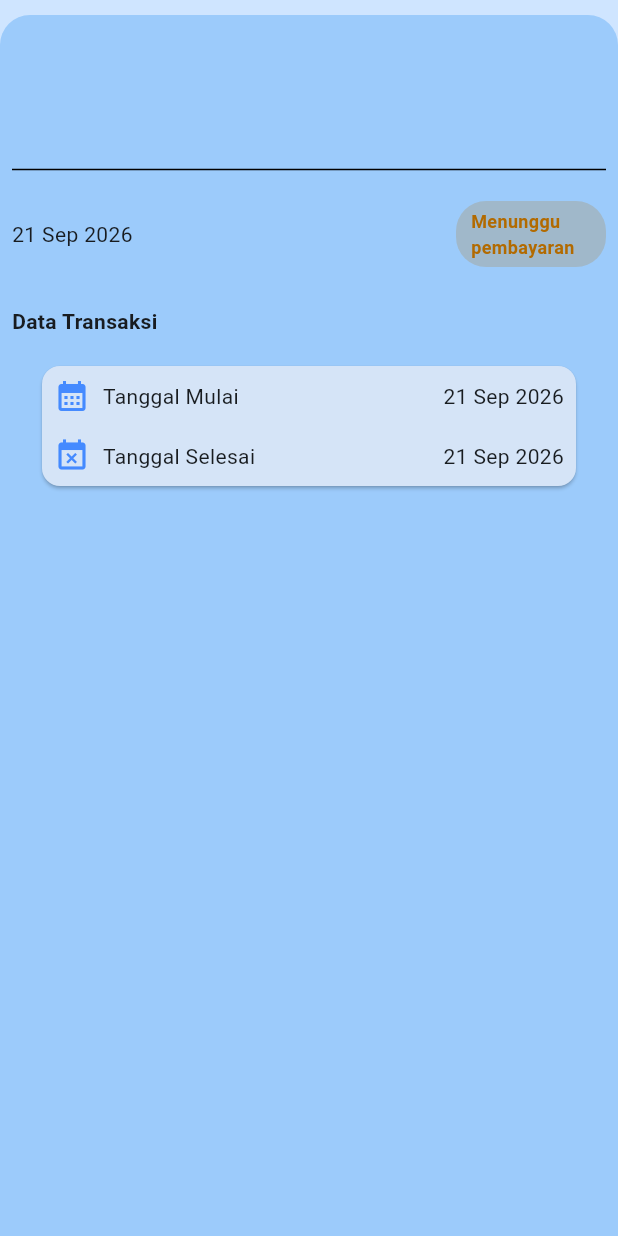
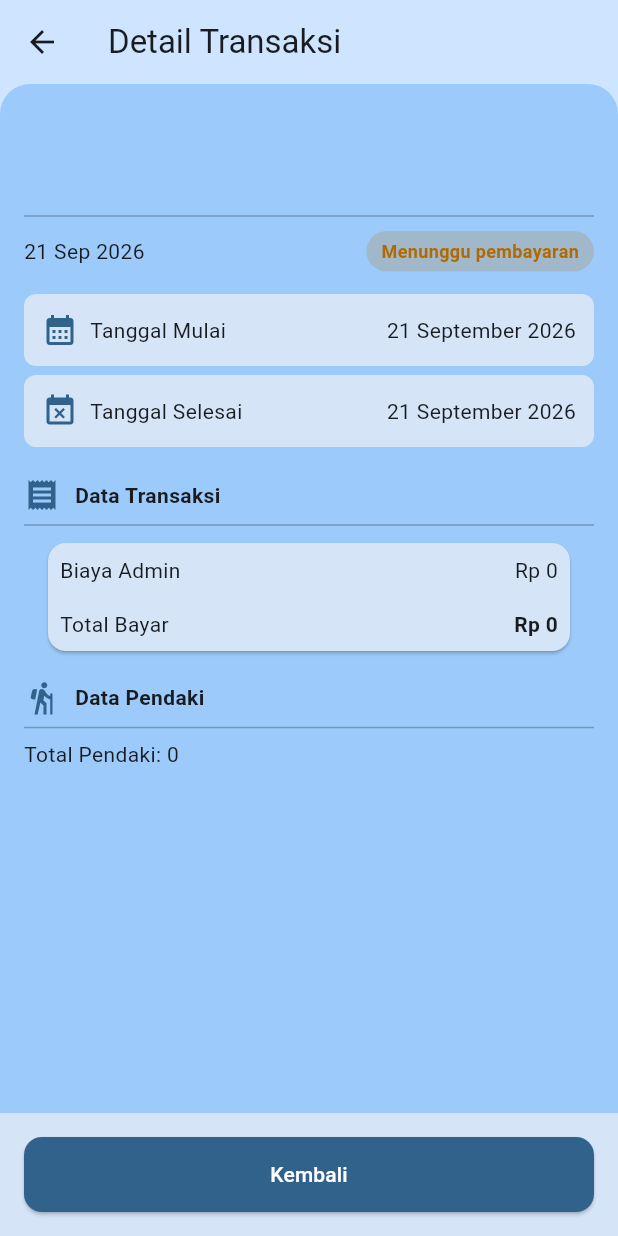
Before and after one commit to Codecooo/tenir, a Flutter app: the TransactionDetailScreen screen opened directly with empty values, on a phone screen of 412 x 824 dp. Run offline on Flutter 3.47's test engine with Material 3 defaults, Android fonts, the phone set to English and light mode, and no system bars.

Commit message:
tambah screen detail transaksi

```diff
--- a/lib/ui/transaction/transaction_detail_screen.dart
+++ b/lib/ui/transaction/transaction_detail_screen.dart
@@ -1,5 +1,6 @@
 import 'package:flutter/material.dart';
 import 'package:intl/intl.dart';
+import 'package:tenir/models/hiker.dart';
 import 'package:tenir/models/transaction_item.dart';
 import 'package:tenir/utils/format.dart';
 
@@ -18,46 +19,41 @@ class TransactionDetailScreen extends StatelessWidget {
 
     return Scaffold(
       backgroundColor: theme.colorScheme.primaryFixed,
-      body: Padding(
-        padding: const EdgeInsets.only(top: 10),
-        child: Container(
+      appBar: AppBar(
+        title: const Text("Detail Transaksi"),
+        backgroundColor: Colors.transparent,
+        elevation: 0,
+      ),
+      body: Container(
         decoration: BoxDecoration(
-            borderRadius: BorderRadius.only(
+          borderRadius: const BorderRadius.only(
             topLeft: Radius.circular(20),
             topRight: Radius.circular(20),
           ),
           color: theme.colorScheme.primaryFixedDim,
         ),
         child: ListView(
+          padding: const EdgeInsets.all(16.0),
           children: [
-              Padding(
-                padding: const EdgeInsets.all(8.0),
-                child: Text(
+            Text(
               transactionItem.trip.name,
-                  style: TextStyle(fontSize: 24),
+              style: const TextStyle(fontSize: 24, fontWeight: FontWeight.bold),
             ),
+            const SizedBox(height: 4),
+            Text(
+              transactionItem.mountain.name,
+              style: theme.textTheme.bodyLarge,
             ),
-              Padding(
-                padding: const EdgeInsets.all(8.0),
-                child: Text(transactionItem.mountain.name, style: theme.textTheme.bodyLarge,),
-              ),
-              Padding(
-                padding: const EdgeInsets.all(8.0),
-                child: const Divider(height: 10, color: Colors.black),
-              ),
+            const Divider(height: 20, color: Colors.black26),
 
-              Padding(
-                padding: const EdgeInsets.all(8.0),
-                child: Row(
+            Row(
               mainAxisAlignment: MainAxisAlignment.spaceBetween,
               children: [
                 Text(
                   DateFormat('dd MMM yyyy')
                       .format(transactionItem.transaction.createdAt),
                 ),
-                    SizedBox(
-                    width: 100,
-                    child: Container(
+                Container(
                   padding: const EdgeInsets.symmetric(
                     horizontal: 10,
                     vertical: 5,
@@ -66,7 +62,6 @@ class TransactionDetailScreen extends StatelessWidget {
                     color: status.color.withAlpha(50),
                     borderRadius: BorderRadius.circular(20),
                   ),
-                      child: Center(
                   child: Text(
                     status.label,
                     style: TextStyle(
@@ -76,25 +71,188 @@ class TransactionDetailScreen extends StatelessWidget {
                     ),
                   ),
                 ),
+              ],
             ),
+
+            const SizedBox(height: 15),
+
+            // Start & End dates
+            Column(
+              children: [
+                _buildDateTile(
+                  theme: theme,
+                  icon: Icons.calendar_month,
+                  label: "Tanggal Mulai",
+                  date: transactionItem.trip.startDate,
+                ),
+                const SizedBox(height: 6),
+                _buildDateTile(
+                  theme: theme,
+                  icon: Icons.event_busy,
+                  label: "Tanggal Selesai",
+                  date: transactionItem.trip.endDate,
                 ),
               ],
             ),
+
+            const SizedBox(height: 20),
+
+            // Data Transaksi
+            Column(
+              children: [
+                Row(
+                  children: [
+                    Icon(Icons.receipt, color: theme.colorScheme.primary),
+                    const SizedBox(width: 10),
+                    const Text(
+                      "Data Transaksi",
+                      style: TextStyle(fontWeight: FontWeight.bold),
                     ),
-              const SizedBox(height: 10),
-
-              Padding(
-                padding: const EdgeInsets.all(8.0),
-                child: Column(
-                  crossAxisAlignment: CrossAxisAlignment.start,
-                  children: [
-                    Text("Data Transaksi", style: TextStyle(fontWeight: FontWeight.bold),),
-                    _TransactionDetailCard(theme: theme, transactionItem: transactionItem)
                   ],
                 ),
+
+                const Divider(color: Colors.black26),
+                _TransactionDetailCard(
+                  theme: theme,
+                  transactionItem: transactionItem,
+                ),
+              ],
+            ),
+            SizedBox(height: 15,),
+
+            // Detail pendaki
+            Column(
+              children: [
+                Row(
+                  children: [
+                    Icon(Icons.hiking, color: theme.colorScheme.primary),
+                    const SizedBox(width: 10),
+                    const Text(
+                      "Data Pendaki",
+                      style: TextStyle(fontWeight: FontWeight.bold),
+                    ),
+                  ],
+                ),
+
+                const Divider(color: Colors.black26),
+                Row(
+                  children: [
+                    Text("Total Pendaki: "),
+                    Text(transactionItem.transaction.tickets.length.toString())
+                  ],
+                ),
+                SizedBox(height: 8,),
+
+                ...transactionItem.transaction.tickets.map((ticket) =>
+                  _HikerDetailCard(theme: theme, hiker: ticket.hiker,)
+                )
+              ],
             )
           ],
         ),
+      ),
+
+      // Bottom button
+      bottomNavigationBar: SafeArea(
+        child: Container(
+          padding: const EdgeInsets.all(16.0),
+          color: theme.colorScheme.secondaryContainer,
+          child: ElevatedButton(
+            style: ElevatedButton.styleFrom(
+              backgroundColor: theme.colorScheme.primary,
+              foregroundColor: theme.colorScheme.onPrimary,
+              minimumSize: const Size.fromHeight(50),
+              shape: RoundedRectangleBorder(
+                borderRadius: BorderRadius.circular(12),
+              ),
+            ),
+            onPressed: () => Navigator.pop(context),
+            child: const Text("Kembali"),
+          ),
+        ),
+      ),
+    );
+  }
+
+  Widget _buildDateTile({
+    required ThemeData theme,
+    required IconData icon,
+    required String label,
+    required DateTime date,
+  }) {
+    return Container(
+      decoration: BoxDecoration(
+        color: theme.colorScheme.secondaryContainer,
+        borderRadius: BorderRadius.circular(8),
+      ),
+      padding: const EdgeInsets.all(12.0),
+      child: Row(
+        mainAxisAlignment: MainAxisAlignment.spaceBetween,
+        children: [
+          Row(
+            children: [
+              Icon(icon, color: theme.colorScheme.primary),
+              const SizedBox(width: 8),
+              Text(label),
+            ],
+          ),
+          Text(DateFormat("dd MMMM yyyy").format(date)),
+        ],
+      ),
+    );
+  }
+}
+
+class _HikerDetailCard extends StatelessWidget {
+  const new({
+    required this.theme,
+    required this.hiker,
+  });
+
+  final ThemeData theme;
+  final Hiker hiker;
+
+  @override
+  Widget build(BuildContext context) {
+    return Card(
+      color: theme.colorScheme.secondaryContainer,
+      margin: const EdgeInsets.symmetric(horizontal: 16, vertical: 4),
+      child: Padding(
+        padding: const EdgeInsets.all(8.0),
+        child: Column(
+          children: [
+            Text("${hiker.firstName} ${hiker.lastName}", style: TextStyle(fontSize: 14),),
+
+            // Nomor hp
+            SizedBox(height: 8,),
+            Row(
+              mainAxisAlignment: MainAxisAlignment.spaceBetween,
+              children: [
+                Text("Nomor HP"),
+                Text(hiker.phoneNumber),
+              ],
+            ),
+
+            // Catatan medis
+            SizedBox(height: 8,),
+            Row(
+              mainAxisAlignment: MainAxisAlignment.spaceBetween,
+              children: [
+                Text("Catatan Medis"),
+                Text(hiker.medicalNotes ?? "Tidak ada"),
+              ],
+            ),
+
+            // Kontak Darurat
+            SizedBox(height: 8,),
+            Row(
+              mainAxisAlignment: MainAxisAlignment.spaceBetween,
+              children: [
+                Text("Nomor Darurat"),
+                Text(hiker.emergencyContactPhone),
+              ],
+            ),
+          ],
         ),
       ),
     );
@@ -115,42 +273,50 @@ class _TransactionDetailCard extends StatelessWidget {
     return Card(
       color: theme.colorScheme.secondaryContainer,
       clipBehavior: Clip.antiAlias,
-      margin: const EdgeInsets.all(20),
+      margin: const EdgeInsets.symmetric(horizontal: 16, vertical: 4),
 
       child: Column(
         children: [
-          // Start date
+          // Ticket
+          ...transactionItem.transaction.tickets.map(
+            (ticket) => Padding(
+              padding: const EdgeInsets.all(8.0),
+              child: Row(
+                mainAxisAlignment: MainAxisAlignment.spaceBetween,
+                children: [
+                  Text("Tiket ${ticket.hiker.firstName}"),
+                  const SizedBox(width: 10),
+                  Text(rupiah(ticket.pricePaid)),
+                ],
+              ),
+            ),
+          ),
+
+          // Admin
           Padding(
             padding: const EdgeInsets.all(8.0),
             child: Row(
               mainAxisAlignment: MainAxisAlignment.spaceBetween,
               children: [
-                Row(
-                  spacing: 8.5,
-                  children: [
-                    Icon(Icons.calendar_month, color: Colors.blueAccent,),
-                    Text("Tanggal Mulai"),
-                  ],
-                ),
-                Text(DateFormat("dd MMM yyyy").format(transactionItem.trip.startDate))
+                Text("Biaya Admin"),
+                SizedBox(width: 10),
+                Text("Rp 0"),
               ],
             ),
           ),
 
-          // End date
+          // Total Bayar
           Padding(
             padding: const EdgeInsets.all(8.0),
             child: Row(
               mainAxisAlignment: MainAxisAlignment.spaceBetween,
               children: [
-                Row(
-                  spacing: 8.5,
-                  children: [
-                    Icon(Icons.event_busy, color: Colors.blueAccent,),
-                    Text("Tanggal Selesai"),
-                  ],
+                Text("Total Bayar"),
+                SizedBox(width: 10),
+                Text(
+                  rupiah(transactionItem.transaction.totalAmountPaid),
+                  style: TextStyle(fontSize: 14, fontWeight: FontWeight.bold),
                 ),
-                Text(DateFormat("dd MMM yyyy").format(transactionItem.trip.endDate))
               ],
             ),
           ),
```
Lines whose indentation alone changed are shown as unchanged.
